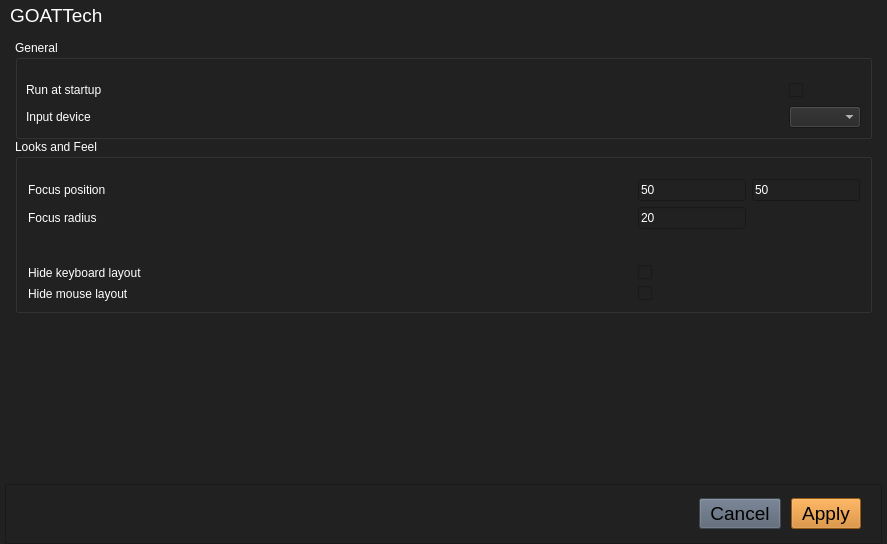
First picture: the form in modules/settings/src/settings.ui, repository vnepogodin/GOATTech, before the edit.
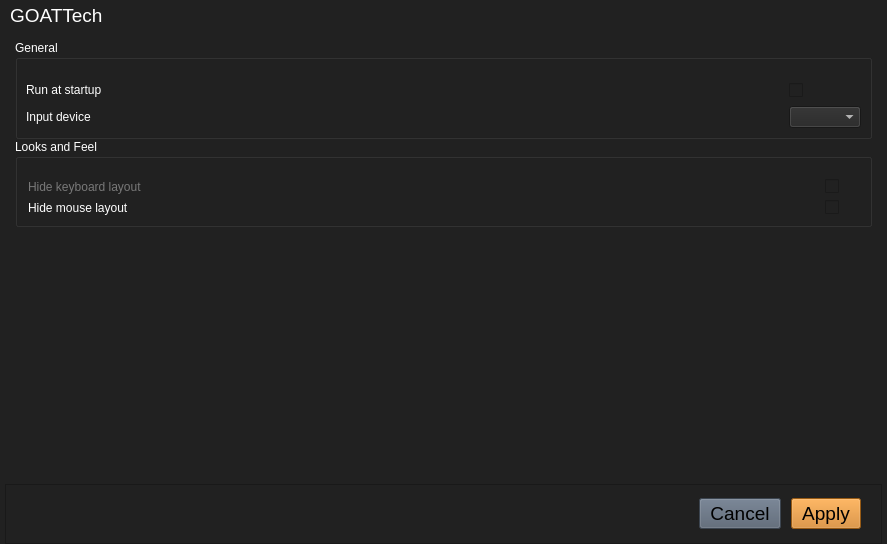
Second picture: the form after the edit. Icons and pictures are not drawn.

The edit to the form file:
```diff
--- a/modules/settings/src/settings.ui
+++ b/modules/settings/src/settings.ui
@@ -406,14 +406,14 @@
          </spacer>
         </item>
         <item row="1" column="0">
-         <widget class="QLabel" name="label_3">
+         <widget class="QLabel" name="label_1">
           <property name="text">
            <string>Run at startup</string>
           </property>
          </widget>
         </item>
         <item row="2" column="0">
-         <widget class="QLabel" name="label_4">
+         <widget class="QLabel" name="label_2">
           <property name="enabled">
            <bool>true</bool>
           </property>
@@ -440,75 +440,11 @@
         <property name="topMargin">
          <number>20</number>
         </property>
-        <item row="0" column="2">
-         <spacer name="horizontalSpacer_9">
-          <property name="orientation">
-           <enum>Qt::Horizontal</enum>
-          </property>
-          <property name="sizeHint" stdset="0">
-           <size>
-            <width>40</width>
-            <height>20</height>
-           </size>
-          </property>
-         </spacer>
-        </item>
-        <item row="4" column="0">
-         <widget class="QLabel" name="label_2">
-          <property name="text">
-           <string>Hide keyboard layout </string>
-          </property>
-         </widget>
-        </item>
-        <item row="0" column="0">
-         <widget class="QLabel" name="label_4">
-          <property name="text">
-           <string>Focus position</string>
-          </property>
-         </widget>
-        </item>
-        <item row="0" column="7">
-         <widget class="QLineEdit" name="lineEdit_2">
-          <property name="text">
-           <string>50</string>
-          </property>
-         </widget>
-        </item>
-        <item row="6" column="7">
-         <widget class="QCheckBox" name="hideMouse">
-          <property name="text">
-           <string/>
-          </property>
-          <property name="checked">
-           <bool>false</bool>
-          </property>
-          <property name="autoExclusive">
-           <bool>true</bool>
-          </property>
-         </widget>
-        </item>
-        <item row="0" column="1">
-         <spacer name="horizontalSpacer_10">
-          <property name="orientation">
-           <enum>Qt::Horizontal</enum>
-          </property>
-          <property name="sizeHint" stdset="0">
-           <size>
-            <width>40</width>
-            <height>20</height>
-           </size>
-          </property>
-         </spacer>
-        </item>
-        <item row="1" column="0">
-         <widget class="QLabel" name="label">
-          <property name="text">
-           <string>Focus radius</string>
-          </property>
-         </widget>
-        </item>
-        <item row="4" column="7">
+        <item row="1" column="1">
          <widget class="QCheckBox" name="hideKeyboard">
+          <property name="enabled">
+           <bool>false</bool>
+          </property>
           <property name="maximumSize">
            <size>
             <width>35</width>
@@ -520,91 +456,35 @@
           </property>
          </widget>
         </item>
-        <item row="0" column="4">
-         <spacer name="horizontalSpacer_7">
-          <property name="orientation">
-           <enum>Qt::Horizontal</enum>
-          </property>
-          <property name="sizeHint" stdset="0">
-           <size>
-            <width>40</width>
-            <height>20</height>
-           </size>
-          </property>
-         </spacer>
-        </item>
-        <item row="0" column="8">
-         <widget class="QLineEdit" name="lineEdit_3">
+        <item row="3" column="1">
+         <widget class="QCheckBox" name="hideMouse">
           <property name="text">
-           <string>50</string>
+           <string/>
           </property>
-         </widget>
-        </item>
-        <item row="0" column="5">
-         <spacer name="horizontalSpacer_6">
-          <property name="orientation">
-           <enum>Qt::Horizontal</enum>
+          <property name="checked">
+           <bool>false</bool>
           </property>
-          <property name="sizeHint" stdset="0">
-           <size>
-            <width>40</width>
-            <height>20</height>
-           </size>
+          <property name="autoExclusive">
+           <bool>true</bool>
           </property>
-         </spacer>
-        </item>
-        <item row="0" column="6">
-         <spacer name="horizontalSpacer_2">
-          <property name="orientation">
-           <enum>Qt::Horizontal</enum>
-          </property>
-          <property name="sizeHint" stdset="0">
-           <size>
-            <width>40</width>
-            <height>20</height>
-           </size>
-          </property>
-         </spacer>
-        </item>
-        <item row="1" column="7">
-         <widget class="QLineEdit" name="lineEdit">
-          <property name="text">
-           <string>20</string>
-          </property>
          </widget>
         </item>
-        <item row="0" column="3">
-         <spacer name="horizontalSpacer_8">
-          <property name="orientation">
-           <enum>Qt::Horizontal</enum>
-          </property>
-          <property name="sizeHint" stdset="0">
-           <size>
-            <width>40</width>
-            <height>20</height>
-           </size>
-          </property>
-         </spacer>
-        </item>
-        <item row="6" column="0">
-         <widget class="QLabel" name="label_10">
+        <item row="3" column="0">
+         <widget class="QLabel" name="label_4">
           <property name="text">
            <string>Hide mouse layout </string>
           </property>
          </widget>
         </item>
-        <item row="3" column="0" colspan="8">
-         <spacer name="horizontalSpacer_4">
-          <property name="orientation">
-           <enum>Qt::Horizontal</enum>
+        <item row="1" column="0">
+         <widget class="QLabel" name="label_3">
+          <property name="enabled">
+           <bool>false</bool>
           </property>
-          <property name="sizeHint" stdset="0">
-           <size>
-            <width>40</width>
-            <height>30</height>
-           </size>
+          <property name="text">
+           <string>Hide keyboard layout </string>
           </property>
-         </spacer>
+         </widget>
         </item>
        </layout>
       </widget>
```
